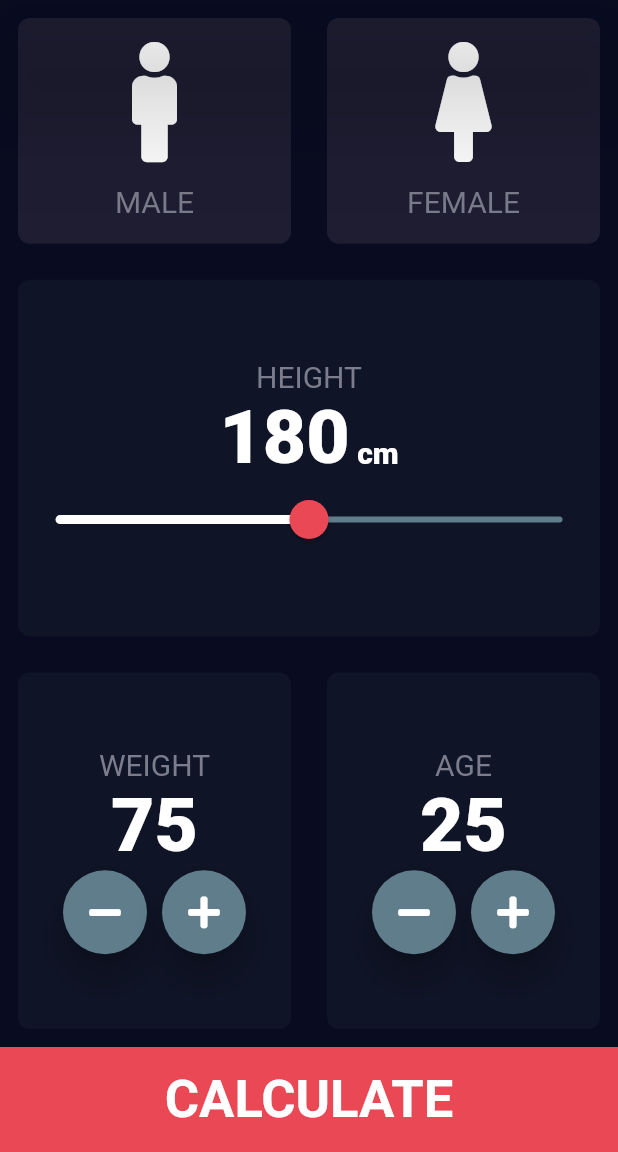
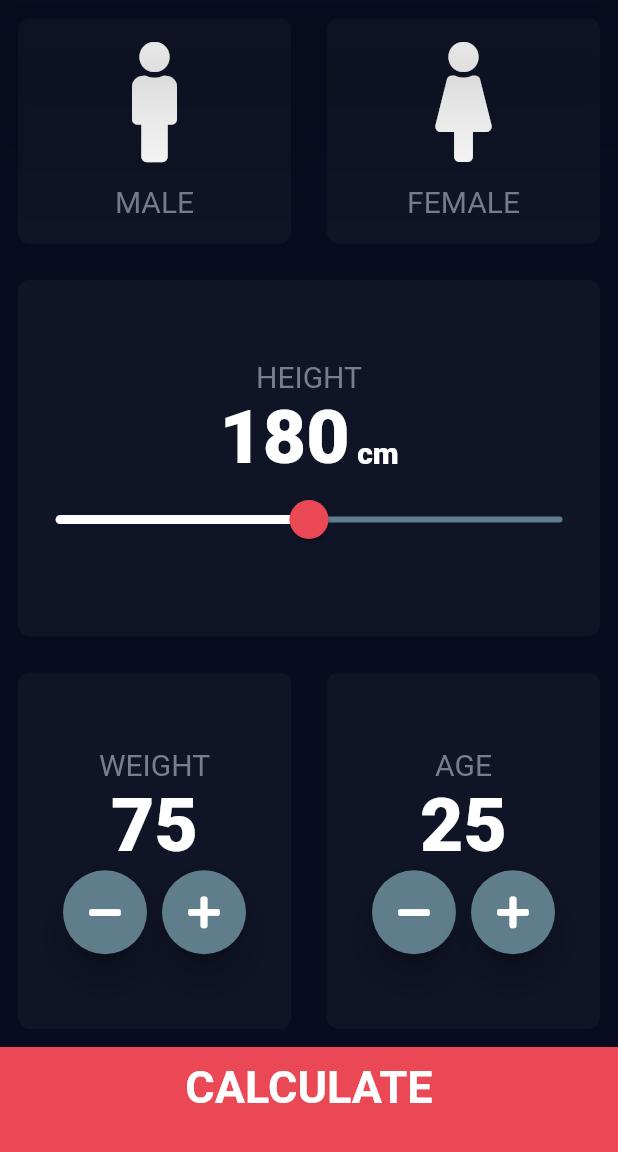
Before and after one commit to myronovych/bmi-calculator, a Flutter app: the screen it shows after launch, on a phone screen of 412 x 824 dp, the part 84-1236 px from its top. Run offline on Flutter 3.47's test engine with Material 2 defaults, Android fonts, the phone set to English and light mode, and no system bars; our stand-ins replace font_awesome_flutter.

Commit message:
Second scene finished

```diff
--- a/lib/iconContent.dart
+++ b/lib/compoments/iconContent.dart
@@ -1,5 +1,5 @@
 import 'package:flutter/material.dart';
-import 'constants.dart';
+import 'package:bmi_calculator/constants.dart';
 
 class IconContent extends StatelessWidget {
   IconContent({@required this.icon, this.text});
--- /dev/null
+++ b/lib/compoments/lowerBar.dart
@@ -0,0 +1,30 @@
+import 'package:flutter/material.dart';
+import 'package:bmi_calculator/constants.dart';
+
+class LowerBar extends StatelessWidget {
+  LowerBar({this.title, this.onTap});
+
+  final String title;
+  final Function onTap;
+
+  @override
+  Widget build(BuildContext context) {
+    return GestureDetector(
+      onTap: onTap,
+      child: Container(
+        color: kPinkColor,
+        width: double.infinity,
+        height: kLowerBarHeight,
+        child: Center(
+            child: Padding(
+          padding: const EdgeInsets.only(bottom: 16.0),
+          child: Text(
+            title,
+            style: kBigLabelTextStyle.copyWith(
+                fontSize: 30, fontWeight: FontWeight.w600),
+          ),
+        )),
+      ),
+    );
+  }
+}
--- a/lib/constants.dart
+++ b/lib/constants.dart
@@ -1,8 +1,8 @@
 import 'package:flutter/material.dart';
 
 final double kLowerBarHeight = 70;
-const Color kGenderInactiveColor = Color(0xFF1E1D32);
-const Color kGenderActiveColor = Color(0xFF0F1426);
+const Color kGenderActiveColor = Color(0xFF1E1D32);
+const Color kGenderInactiveColor = Color(0xFF0F1426);
 const Color kPinkColor = Color(0xFFEB4856);
 const Color kMainContainerColor = Color(0xFF0F1426);
 const TextStyle kLabelTextStyle =
--- a/lib/main.dart
+++ b/lib/main.dart
@@ -1,5 +1,6 @@
 import 'package:flutter/material.dart';
-import 'package:bmi_calculator/input_page.dart';
+import 'package:bmi_calculator/screens/input_page.dart';
+import 'package:bmi_calculator/screens/results_page.dart';
 
 void main() => runApp(BMICalculator());
 
@@ -12,7 +13,11 @@ class BMICalculator extends StatelessWidget {
         scaffoldBackgroundColor: Color(0xFF090c21),
         appBarTheme: AppBarTheme(elevation: 40.0),
       ),
-      home: InputPage(),
+      initialRoute: '/',
+      routes: {
+        '/': (context) => InputPage(),
+        '/result': (context) => ResultsPage(),
+      },
     );
   }
 }
--- a/lib/input_page.dart
+++ b/lib/screens/input_page.dart
@@ -1,9 +1,10 @@
 import 'package:flutter/material.dart';
 import 'package:font_awesome_flutter/font_awesome_flutter.dart';
-import 'iconContent.dart';
-import 'reusableContainer.dart';
-import 'constants.dart';
-import 'roundedIconButton.dart';
+import 'package:bmi_calculator/compoments/iconContent.dart';
+import 'package:bmi_calculator/compoments/reusableContainer.dart';
+import 'package:bmi_calculator/constants.dart';
+import 'package:bmi_calculator/compoments/roundedIconButton.dart';
+import 'package:bmi_calculator/compoments/lowerBar.dart';
 
 class InputPage extends StatefulWidget {
   @override
@@ -19,6 +20,7 @@ Gender selectedGender;
 int height = 180;
 int weight = 75;
 int age = 25;
+int bmi = 30;
 
 class _InputPageState extends State<InputPage> {
   @override
@@ -230,16 +232,11 @@ class _InputPageState extends State<InputPage> {
                 ],
               ),
             ),
-            Container(
-              color: kPinkColor,
-              width: double.infinity,
-              height: kLowerBarHeight,
-              child: Center(
-                  child: Text(
-                'CALCULATE',
-                style: kBigLabelTextStyle.copyWith(
-                    fontSize: 35, fontWeight: FontWeight.w700),
-              )),
+            LowerBar(
+              title: 'CALCULATE',
+              onTap: () {
+                Navigator.pushNamed(context, '/result');
+              },
             )
           ],
         ));
```
Also changed, not shown: lib/screens/results_page.dart (added, +80 -0 lines), lib/compoments/reusableContainer.dart (renamed from lib/reusableContainer.dart), lib/compoments/roundedIconButton.dart (renamed from lib/roundedIconButton.dart).
